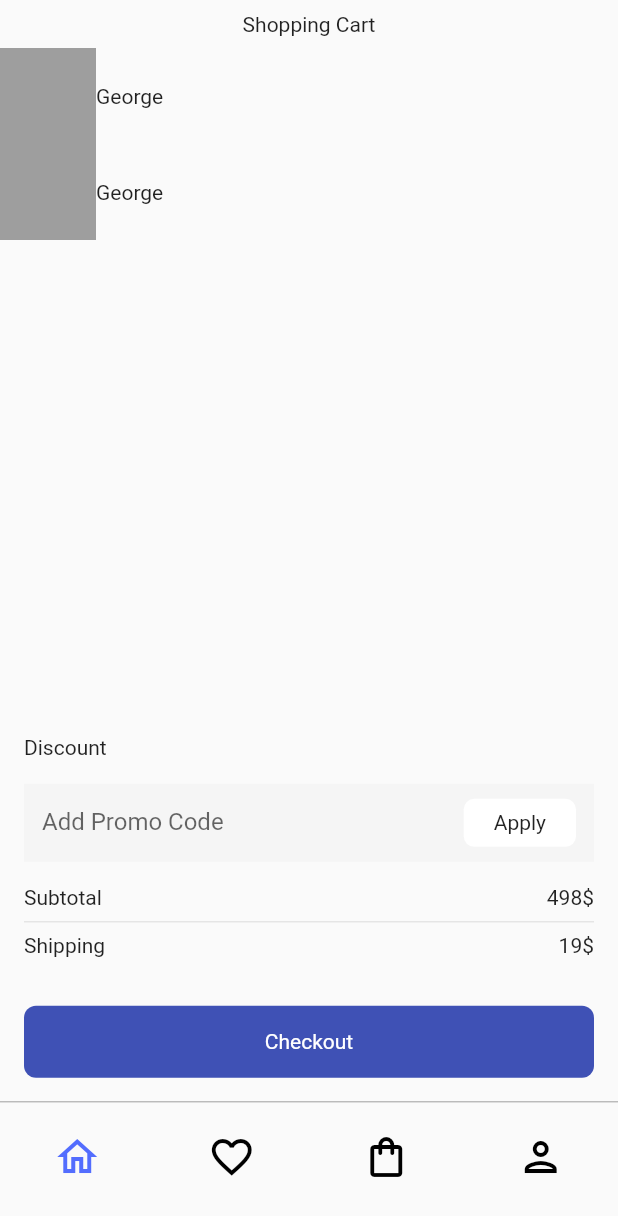
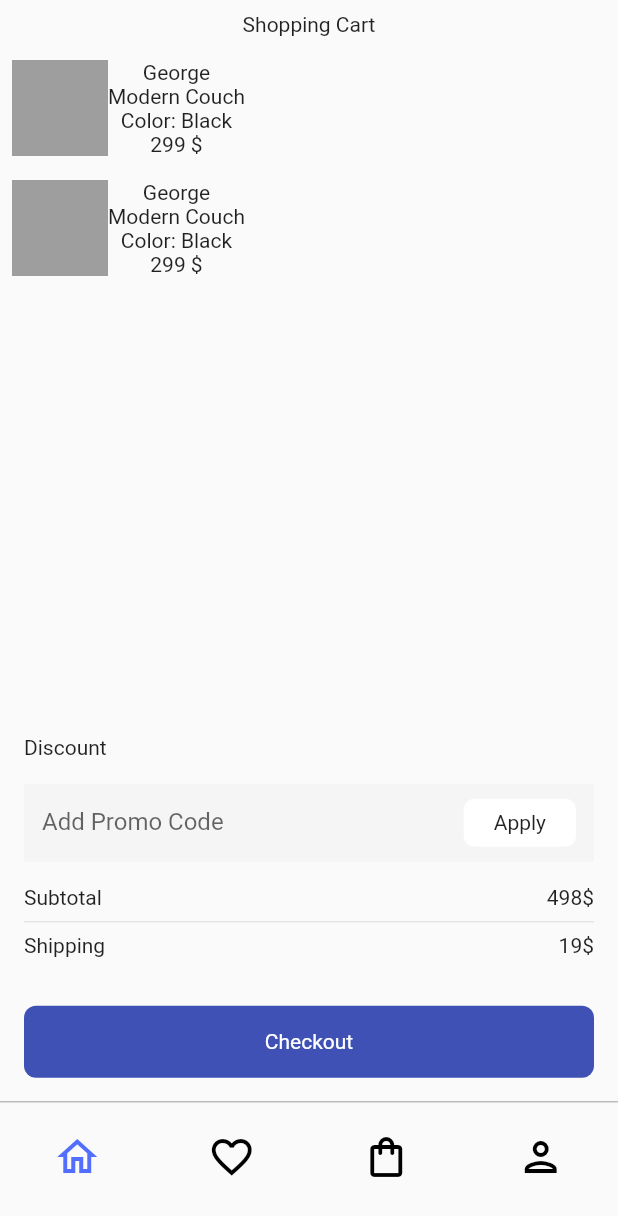
Before and after one commit to JAICHANGPARK/flutter_notebook_17th_story, a Flutter app: the screen it shows after launch, on a phone screen of 412 x 824 dp. Shown: the top 1216 px of the screen. Run offline on Flutter 3.47's test engine with Material 2 defaults, Android fonts, the phone set to English and light mode, and no system bars; our stand-ins replace badges, cached_network_image, fl_chart, flutter_riverpod, freezed_annotation, ionicons and 1 more.

Commit message:
Update furniture_main_page.dart

```diff
--- a/lib/ep1036_furniture_app/src/ui/furniture_main_page.dart
+++ b/lib/ep1036_furniture_app/src/ui/furniture_main_page.dart
@@ -25,7 +25,9 @@ class FurnitureMainPage extends ConsumerWidget {
                   Expanded(
                       child: ListView.builder(
                     itemBuilder: (context, index) {
-                      return Row(
+                      return Padding(
+                        padding: const EdgeInsets.all(8.0),
+                        child: Row(
                           children: [
                             Container(
                               height: 64,
@@ -39,9 +41,19 @@ class FurnitureMainPage extends ConsumerWidget {
                                 Text(
                                   "${cartItems[index].title}",
                                 ),
+                                Text(
+                                  "${cartItems[index].subtitle}",
+                                ),
+                                Text(
+                                  "Color: ${cartItems[index].color}",
+                                ),
+                                Text(
+                                  "${cartItems[index].price} \$",
+                                ),
                               ],
                             )
                           ],
+                        ),
                       );
                     },
                     itemCount: ref.read(furnitureCartProvider).length,
```
Lines whose indentation alone changed are shown as unchanged.
